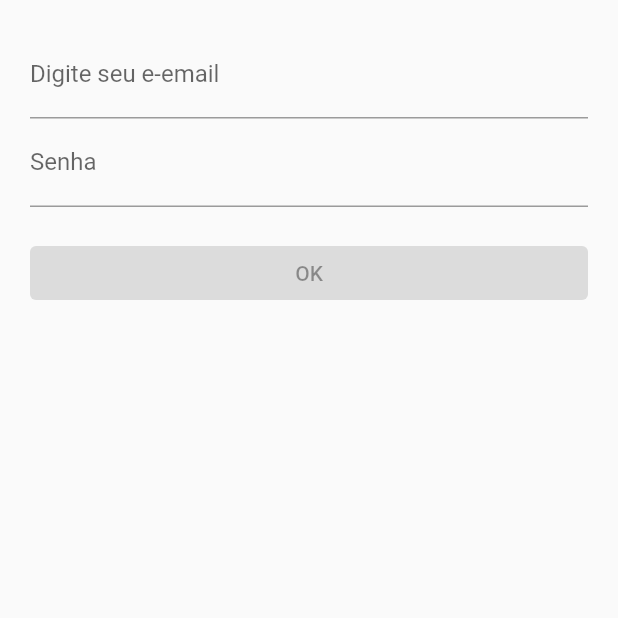
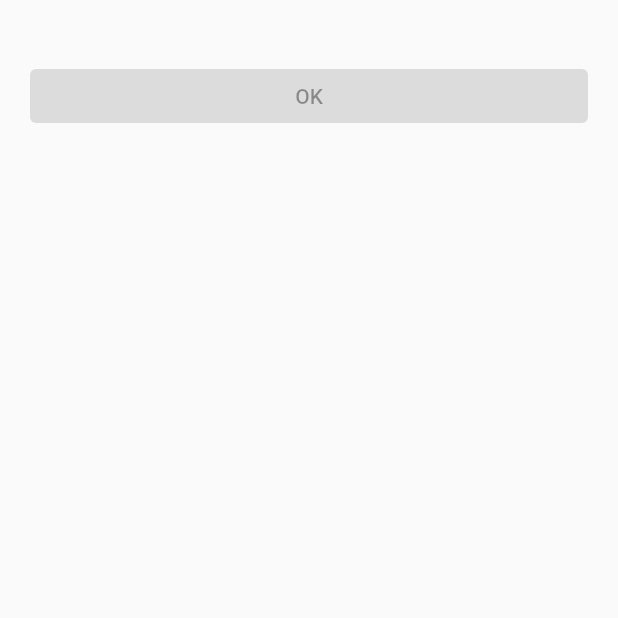
Before and after one commit to professorbossini/20232_maua_tti203_l1_flutter_bloc-, a Flutter app: the screen it shows after launch, on a phone screen of 412 x 824 dp, the top half of it. Run offline on Flutter 3.47's test engine with Material 2 defaults, Android fonts, the phone set to English and light mode, and no system bars; our stand-ins replace email_validator.

```diff
--- a/lib/src/telas/login_tela.dart
+++ b/lib/src/telas/login_tela.dart
@@ -1,4 +1,5 @@
 import 'package:flutter/material.dart';
+import '../blocs/bloc.dart';
 class LoginTela extends StatelessWidget{
   @override
   Widget build(BuildContext context) {
@@ -6,8 +7,8 @@ class LoginTela extends StatelessWidget{
       margin: EdgeInsets.all(20.0),
       child: Column(
         children: [
-          emailField(),
-          passwordField(),
+          // emailField(),
+          // passwordField(),
           Row(
             children: [
               Expanded(
@@ -23,25 +24,39 @@ class LoginTela extends StatelessWidget{
     );
   }
 
-  Widget emailField(){
-    return TextField(
-      keyboardType: TextInputType.emailAddress,
-      decoration: InputDecoration(
-        hintText: 'seu@email.com',
-        labelText: 'Digite seu e-email'
-      ),
-    );
-  }
+  // Widget emailField(){
+  //   return StreamBuilder(
+  //     stream: bloc.email,
+  //     builder: (context, AsyncSnapshot <String> snapshot){
+  //       return TextField(
+  //         onChanged: bloc.changeEmail,
+  //         keyboardType: TextInputType.emailAddress,
+  //         decoration: InputDecoration(
+  //           hintText: 'seu@email.com',
+  //           labelText: 'Digite seu e-email',
+  //           errorText: snapshot.hasError ? snapshot.error.toString() : null
+  //         ),
+  //       );
+  //     },
+  //   );
+  // }
 
-  Widget passwordField(){
-    return TextField(
-      obscureText: true,
-      decoration: InputDecoration(
-        hintText: 'Senha',
-        labelText: 'Senha'
-      ),
-    );
-  }
+  // Widget passwordField(){
+  //   return StreamBuilder(
+  //     stream: bloc.password,
+  //     builder: (context, AsyncSnapshot <String> snapshot){
+  //       return TextField(
+  //         onChanged: (valor){bloc.changePassword(valor);},
+  //         obscureText: true,
+  //         decoration: InputDecoration(
+  //           hintText: 'Senha',
+  //           labelText: 'Senha',
+  //           errorText: snapshot.hasError ? '${snapshot.error}' : null
+  //         ),
+  //       );
+  //     }
+  //   );
+  // }
 
   Widget submitButton(){
     return ElevatedButton(
--- a/pubspec.yaml
+++ b/pubspec.yaml
@@ -35,6 +35,7 @@ dependencies:
   # The following adds the Cupertino Icons font to your application.
   # Use with the CupertinoIcons class for iOS style icons.
   cupertino_icons: ^1.0.2
+  email_validator: ^2.1.17
 
 dev_dependencies:
   flutter_test:
```
Also changed, not shown: lib/src/blocs/bloc.dart (+11 -4 lines), lib/src/blocs/provider.dart (added, +11 -0 lines), lib/src/blocs/validators.dart (+25 -1 lines), pubspec.lock.
